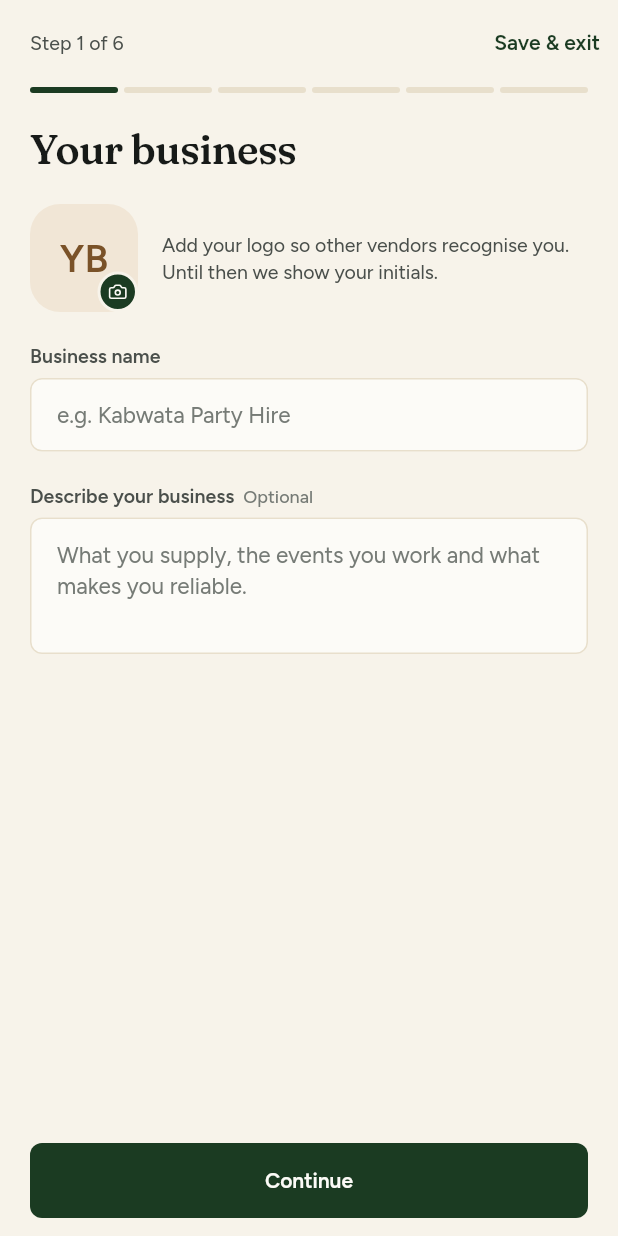
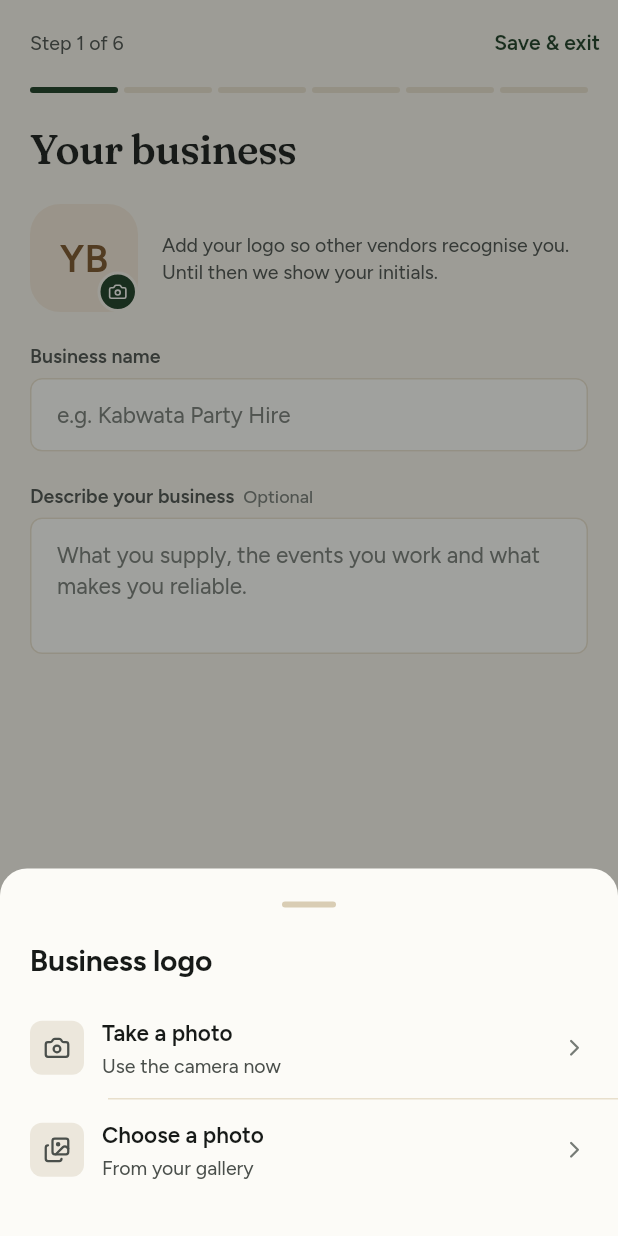
Before and after one commit to Chabwela/Evenda, a Flutter app: the OnboardingScreen screen opened by its route, after a tap on "YB", on a phone screen of 412 x 824 dp. Run offline on Flutter 3.47's test engine with Material 3 defaults, Android fonts, the phone set to English and light mode, and no system bars; our stand-ins replace cached_network_image, connectivity_plus, firebase_core, firebase_messaging, flutter_map, flutter_riverpod and 9 more; accounts and stored records are empty; network calls fail.

Commit message:
Camera capture for photos; remove public staff sign-in link
- pickPhotos(): 'Take a photo' or 'Choose from gallery' sheet, used for
  listing photos, logo (onboarding and profile) and verification documents
  (full resolution so staff can read them). Uses the system camera app, so
  no CAMERA permission; manifest declares IMAGE_CAPTURE, dial, https and
  mailto intents for Android 11+ package visibility.
- Welcome screen no longer advertises 'Evenda staff sign in'. Staff use the
  normal sign-in; admin accounts are routed to the console automatically.

Co-Authored-By: Claude Opus 5.5 <noreply@anthropic.com>

```diff
--- a/lib/design/ev.dart
+++ b/lib/design/ev.dart
@@ -7,5 +7,6 @@ export 'tokens.dart';
 export 'widgets/controls.dart';
 export 'widgets/logo.dart';
 export 'widgets/offline.dart';
+export 'widgets/photo_source.dart';
 export 'widgets/states.dart';
 export 'widgets/surfaces.dart';
--- /dev/null
+++ b/lib/design/widgets/photo_source.dart
@@ -0,0 +1,57 @@
+import 'package:flutter/material.dart';
+import 'package:image_picker/image_picker.dart';
+import 'package:lucide_icons_flutter/lucide_icons.dart';
+
+import '../tokens.dart';
+import 'states.dart';
+import 'surfaces.dart';
+
+/// Camera or gallery. Vendors are often standing in their yard next to the
+/// stock, so taking the photo there and then must be as easy as picking one.
+/// Uses the system camera app, so Evenda needs no camera permission.
+Future<List<XFile>> pickPhotos(
+  BuildContext context, {
+  required String title,
+  bool multiple = false,
+  double? maxWidth = 1600,
+  int imageQuality = 82,
+  int limit = 8,
+}) async {
+  final source = await showEvSheet<ImageSource>(
+    context,
+    title: title,
+    builder: (c) => Padding(
+      padding: const EdgeInsets.fromLTRB(0, 0, 0, EvSpace.x6),
+      child: Column(mainAxisSize: MainAxisSize.min, children: [
+        EvRow(
+          leading: const IconTile(LucideIcons.camera),
+          title: 'Take a photo',
+          subtitle: 'Use the camera now',
+          onTap: () => Navigator.pop(c, ImageSource.camera),
+        ),
+        const EvDivider(indent: 72),
+        EvRow(
+          leading: const IconTile(LucideIcons.images),
+          title: multiple ? 'Choose from gallery' : 'Choose a photo',
+          subtitle: multiple ? 'Pick up to $limit at once' : 'From your gallery',
+          onTap: () => Navigator.pop(c, ImageSource.gallery),
+        ),
+      ]),
+    ),
+  );
+  if (source == null) return const [];
+  final picker = ImagePicker();
+  try {
+    if (source == ImageSource.gallery && multiple) {
+      return await picker.pickMultiImage(maxWidth: maxWidth, imageQuality: imageQuality, limit: limit);
+    }
+    final f = await picker.pickImage(source: source, maxWidth: maxWidth, imageQuality: imageQuality);
+    return f == null ? const [] : [f];
+  } catch (_) {
+    if (context.mounted) {
+      showToast(context, source == ImageSource.camera ? 'Couldn’t open the camera. Choose a photo from your gallery instead.' : 'Couldn’t open your photos.',
+          icon: LucideIcons.circleAlert);
+    }
+    return const [];
+  }
+}
--- a/lib/features/business/listing_editor.dart
+++ b/lib/features/business/listing_editor.dart
@@ -2,7 +2,6 @@ import 'package:flutter/material.dart';
 import 'package:flutter/services.dart';
 import 'package:flutter_riverpod/flutter_riverpod.dart';
 import 'package:go_router/go_router.dart';
-import 'package:image_picker/image_picker.dart';
 import 'package:lucide_icons_flutter/lucide_icons.dart';
 
 import '../../app/providers.dart';
@@ -72,7 +71,7 @@ class _ListingEditorScreenState extends ConsumerState<ListingEditorScreen> {
 
   Future<void> _addPhotos() async {
     final backend = ref.read(backendProvider);
-    final files = await ImagePicker().pickMultiImage(maxWidth: 1600, imageQuality: 82, limit: 8);
+    final files = await pickPhotos(context, title: 'Add listing photos', multiple: true);
     if (files.isEmpty || !mounted) return;
     setState(() => _uploading = true);
     final list = <(Uint8List, String)>[];
--- a/lib/features/business/profile_screen.dart
+++ b/lib/features/business/profile_screen.dart
@@ -1,6 +1,5 @@
 import 'package:flutter/material.dart';
 import 'package:flutter_riverpod/flutter_riverpod.dart';
-import 'package:image_picker/image_picker.dart';
 import 'package:latlong2/latlong.dart';
 import 'package:lucide_icons_flutter/lucide_icons.dart';
 
@@ -87,7 +86,7 @@ class _BusinessProfileScreenState extends ConsumerState<BusinessProfileScreen> {
   }
 
   Future<void> _changeLogo() async {
-    final f = await ImagePicker().pickImage(source: ImageSource.gallery, maxWidth: 800, imageQuality: 85);
+    final f = (await pickPhotos(context, title: 'Business logo', maxWidth: 800, imageQuality: 85)).firstOrNull;
     if (f == null || !mounted) return;
     final bytes = await f.readAsBytes();
     if (!mounted) return;
@@ -113,7 +112,8 @@ class _BusinessProfileScreenState extends ConsumerState<BusinessProfileScreen> {
       ('other', 'Other', null),
     ]);
     if (type == null || !mounted) return;
-    final f = await ImagePicker().pickImage(source: ImageSource.gallery, imageQuality: 85);
+    // Full resolution: staff must be able to read the small print.
+    final f = (await pickPhotos(context, title: 'Verification document', maxWidth: null, imageQuality: 90)).firstOrNull;
     if (f == null || !mounted) return;
     final bytes = await f.readAsBytes();
     if (!mounted) return;
--- a/lib/features/onboarding/onboarding_screen.dart
+++ b/lib/features/onboarding/onboarding_screen.dart
@@ -1,7 +1,6 @@
 import 'package:flutter/material.dart';
 import 'package:flutter_riverpod/flutter_riverpod.dart';
 import 'package:go_router/go_router.dart';
-import 'package:image_picker/image_picker.dart';
 import 'package:latlong2/latlong.dart';
 import 'package:lucide_icons_flutter/lucide_icons.dart';
 
@@ -165,7 +164,7 @@ class _OnboardingScreenState extends ConsumerState<OnboardingScreen> {
       };
 
   Future<void> _pickLogo() async {
-    final f = await ImagePicker().pickImage(source: ImageSource.gallery, maxWidth: 800, imageQuality: 85);
+    final f = (await pickPhotos(context, title: 'Business logo', maxWidth: 800, imageQuality: 85)).firstOrNull;
     if (f == null || !mounted) return;
     final bytes = await f.readAsBytes();
     final b = ref.read(backendProvider).business;
@@ -177,7 +176,8 @@ class _OnboardingScreenState extends ConsumerState<OnboardingScreen> {
   }
 
   Future<void> _uploadDoc(String type) async {
-    final f = await ImagePicker().pickImage(source: ImageSource.gallery, imageQuality: 85);
+    // Full resolution: staff must be able to read the small print.
+    final f = (await pickPhotos(context, title: 'Verification document', maxWidth: null, imageQuality: 90)).firstOrNull;
     if (f == null || !mounted || _bizId == null) return;
     final bytes = await f.readAsBytes();
     if (!mounted) return;
```
Also changed, not shown: lib/features/auth/auth_screens.dart (+0 -7 lines), 2 other files.
